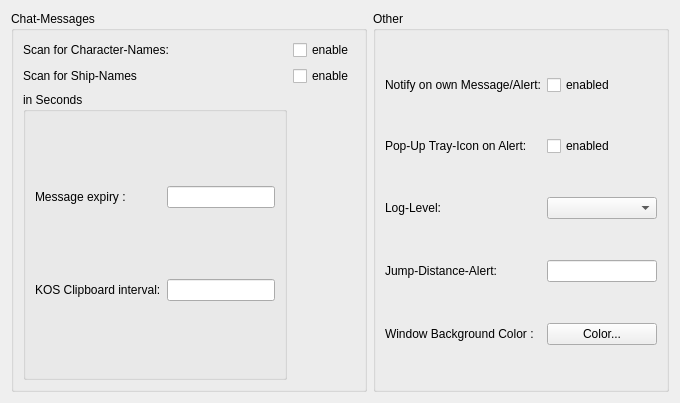
Qt form src/vi/ui/GeneralForm.ui (Subtalime/vintel) before a commit.
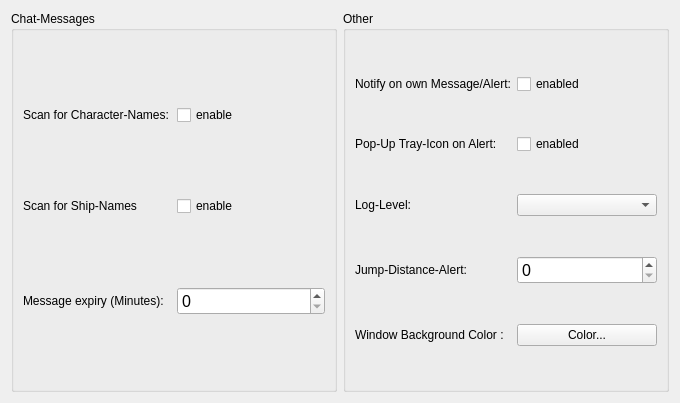
The same form after that commit.

Commit message: extended Message class Map-Update fixed System-Tray (still doesn't pop up though) Config-Settings fixed

```diff
--- a/src/vi/ui/GeneralForm.ui
+++ b/src/vi/ui/GeneralForm.ui
@@ -25,40 +25,18 @@
         <bool>true</bool>
        </property>
        <layout class="QGridLayout" name="gridLayout_9">
-        <item row="2" column="1">
-         <widget class="QGroupBox" name="groupBox_6">
-          <property name="title">
-           <string>in Seconds</string>
+        <item row="1" column="1">
+         <widget class="QLabel" name="label_19">
+          <property name="text">
+           <string>Scan for Ship-Names</string>
           </property>
-          <property name="flat">
-           <bool>true</bool>
+         </widget>
+        </item>
+        <item row="0" column="1">
+         <widget class="QLabel" name="label_18">
+          <property name="text">
+           <string>Scan for Character-Names:</string>
           </property>
-          <layout class="QGridLayout" name="gridLayout_10">
-           <item row="0" column="0">
-            <widget class="QLabel" name="label_20">
-             <property name="text">
-              <string>Message expiry :</string>
-             </property>
-            </widget>
-           </item>
-           <item row="1" column="0">
-            <widget class="QLabel" name="label_21">
-             <property name="text">
-              <string>KOS Clipboard interval:</string>
-             </property>
-            </widget>
-           </item>
-           <item row="0" column="1">
-            <widget class="QLineEdit" name="txtMessageExpiry">
-             <property name="toolTip">
-              <string>how long to keep messages in the Chat-History</string>
-             </property>
-            </widget>
-           </item>
-           <item row="1" column="1">
-            <widget class="QLineEdit" name="txtKosInterval"/>
-           </item>
-          </layout>
          </widget>
         </item>
         <item row="0" column="2">
@@ -81,17 +59,19 @@
           </property>
          </widget>
         </item>
-        <item row="1" column="1">
-         <widget class="QLabel" name="label_19">
-          <property name="text">
-           <string>Scan for Ship-Names</string>
+        <item row="2" column="2">
+         <widget class="QSpinBox" name="spinMessageExpiry">
+          <property name="font">
+           <font>
+            <pointsize>12</pointsize>
+           </font>
           </property>
          </widget>
         </item>
-        <item row="0" column="1">
-         <widget class="QLabel" name="label_18">
+        <item row="2" column="1">
+         <widget class="QLabel" name="label_20">
           <property name="text">
-           <string>Scan for Character-Names:</string>
+           <string>Message expiry (Minutes):</string>
           </property>
          </widget>
         </item>
@@ -130,16 +110,6 @@
           </property>
          </widget>
         </item>
-        <item row="4" column="1">
-         <widget class="QLineEdit" name="txtJumpDistance">
-          <property name="toolTip">
-           <string>How many systems away should the messages be scanned for, before being alerted</string>
-          </property>
-          <property name="maxLength">
-           <number>1</number>
-          </property>
-         </widget>
-        </item>
         <item row="1" column="0">
          <widget class="QLabel" name="label_15">
           <property name="text">
@@ -192,6 +162,18 @@
           </property>
          </widget>
         </item>
+        <item row="4" column="1">
+         <widget class="QSpinBox" name="spinDistance">
+          <property name="font">
+           <font>
+            <pointsize>12</pointsize>
+           </font>
+          </property>
+          <property name="statusTip">
+           <string>watch out for number of Jumps outside your location</string>
+          </property>
+         </widget>
+        </item>
        </layout>
       </widget>
      </item>
```
Left out of the diff: 13 changed lines with no effect on the pictures. The commit also changes 18 other files.
